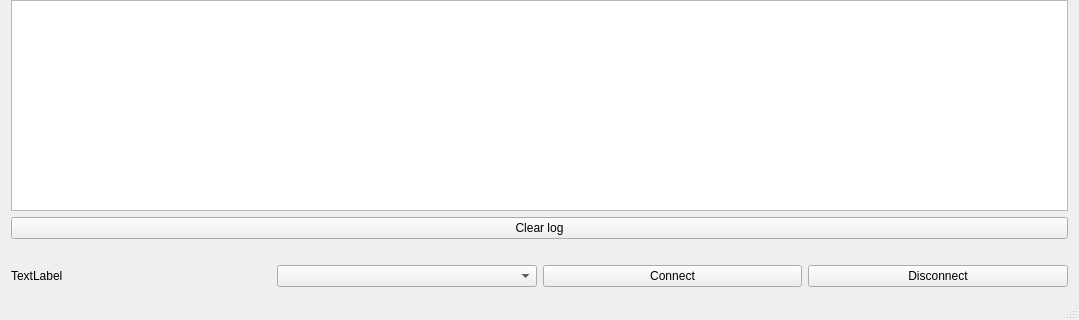
Old version of the form mainwindow.ui in the repository rezy91/TestBoard785; both pictures show x 0 to 1079 and y 345 to 665 of the 1079 by 665 pixel window.
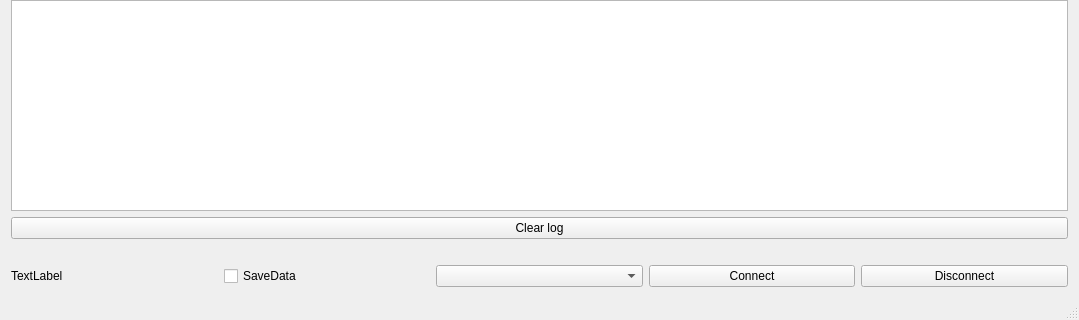
New version of the form.

Commit message: added CheckBox for determining whether save receiving data..

```diff
--- a/mainwindow.ui
+++ b/mainwindow.ui
@@ -182,7 +182,7 @@
      </widget>
     </item>
     <item row="3" column="0">
-     <layout class="QHBoxLayout" name="horizontalLayout" stretch="0,0,0,0">
+     <layout class="QHBoxLayout" name="horizontalLayout" stretch="0,0,0,0,0">
       <property name="spacing">
        <number>6</number>
       </property>
@@ -199,6 +199,13 @@
         </property>
        </widget>
       </item>
+      <item>
+       <widget class="QCheckBox" name="checkBox">
+        <property name="text">
+         <string>SaveData</string>
+        </property>
+       </widget>
+      </item>
       <item>
        <widget class="QComboBox" name="comboBox"/>
       </item>
```
